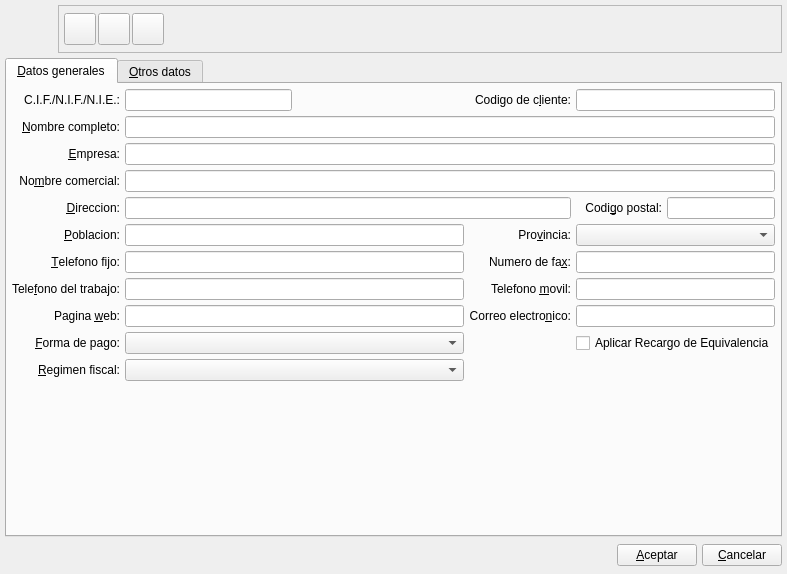
Old version of the form bulmages/bulmafact/plugins/pluginbf_cliente/clientebase.ui in the repository eboladev/Bulmages-1.
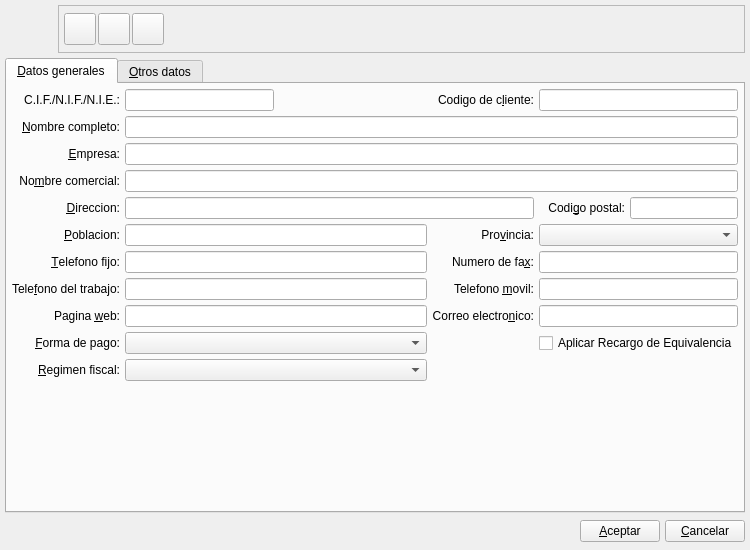
New version of the form. Icons and pictures are not drawn. Custom widgets are drawn as their Qt base class.

Commit message:
Actualizo interface de algunas ventanas para cumplir con la guía de estilo visual (que toca revisar porque es antigua, de 2006).
*********************************
Fco. Javier M. C.
*********************************
          Todo-Redes
        C/.Begonia, 12
   07010 Palma de Mallorca.
      Tel: +34-971499071
   http://www.todo-redes.com
  comercial(en)todo-redes.com
*********************************

```diff
--- a/bulmages/bulmafact/plugins/pluginbf_cliente/clientebase.ui
+++ b/bulmages/bulmafact/plugins/pluginbf_cliente/clientebase.ui
@@ -7,10 +7,16 @@
    <rect>
     <x>0</x>
     <y>0</y>
-    <width>787</width>
-    <height>574</height>
+    <width>750</width>
+    <height>550</height>
    </rect>
   </property>
+  <property name="minimumSize">
+   <size>
+    <width>750</width>
+    <height>550</height>
+   </size>
+  </property>
   <property name="focusPolicy">
    <enum>Qt::NoFocus</enum>
   </property>
```
Left out of the diff: 12 changed lines with no effect on the pictures. The commit also changes 7 other files.
